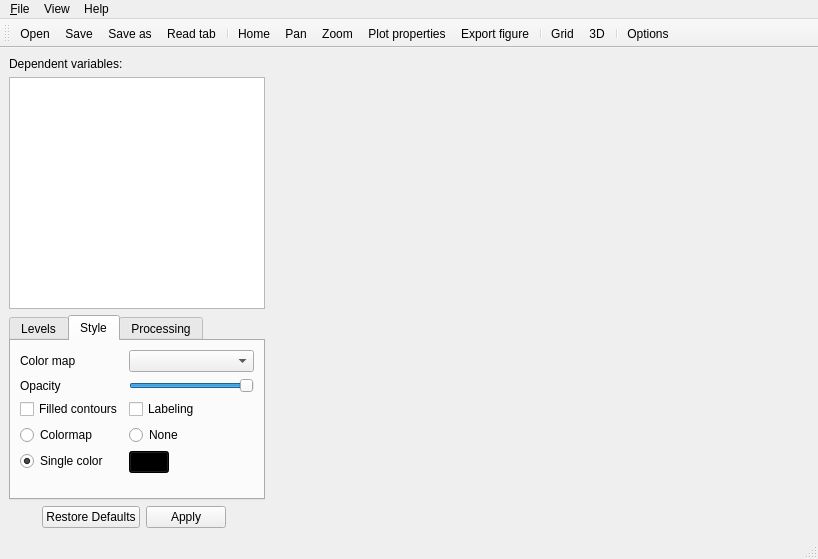
Before: the Qt Designer form pywerami/ui/pywerami.ui in ondrolexa/pywerami, drawn with Qt 5.
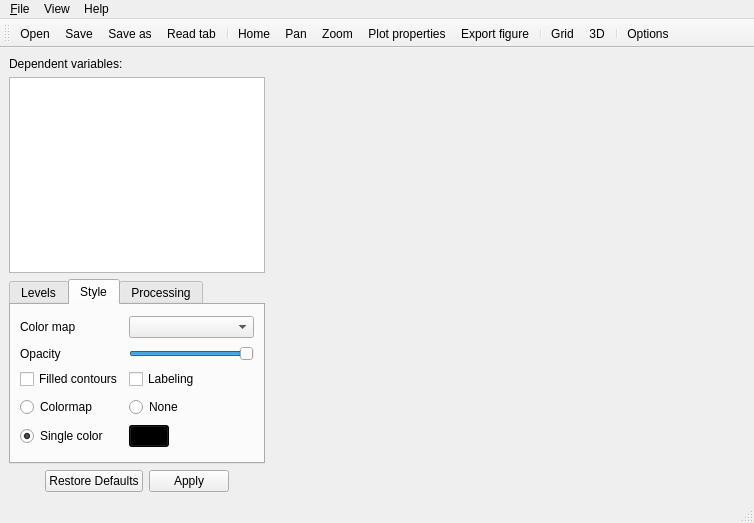
After: the same form once the commit is applied. The open tabs and pages were chosen to show the change. Icons and pictures are not drawn.

```diff
--- a/pywerami/ui/pywerami.ui
+++ b/pywerami/ui/pywerami.ui
@@ -6,8 +6,8 @@
    <rect>
     <x>0</x>
     <y>0</y>
-    <width>818</width>
-    <height>559</height>
+    <width>754</width>
+    <height>523</height>
    </rect>
   </property>
   <property name="windowTitle">
@@ -146,9 +146,18 @@
            <attribute name="title">
             <string>Style</string>
            </attribute>
-           <layout class="QFormLayout" name="formLayout_2">
-            <property name="fieldGrowthPolicy">
-             <enum>QFormLayout::AllNonFixedFieldsGrow</enum>
+           <layout class="QGridLayout" name="gridLayout_2">
+            <property name="leftMargin">
+             <number>9</number>
+            </property>
+            <property name="topMargin">
+             <number>9</number>
+            </property>
+            <property name="rightMargin">
+             <number>9</number>
+            </property>
+            <property name="bottomMargin">
+             <number>9</number>
             </property>
             <item row="0" column="0">
              <widget class="QLabel" name="label">
@@ -194,6 +203,13 @@
               </property>
              </widget>
             </item>
+            <item row="2" column="1">
+             <widget class="QCheckBox" name="contlabel">
+              <property name="text">
+               <string>Labeling</string>
+              </property>
+             </widget>
+            </item>
             <item row="3" column="0">
              <widget class="QRadioButton" name="contcheckmap">
               <property name="text">
@@ -243,13 +259,6 @@
               </property>
              </widget>
             </item>
-            <item row="2" column="1">
-             <widget class="QCheckBox" name="contlabel">
-              <property name="text">
-               <string>Labeling</string>
-              </property>
-             </widget>
-            </item>
            </layout>
           </widget>
           <widget class="QWidget" name="processtab">
@@ -347,7 +356,7 @@
           </widget>
          </widget>
         </item>
-        <item>
+        <item alignment="Qt::AlignHCenter|Qt::AlignVCenter">
          <widget class="QDialogButtonBox" name="buttonBox">
           <property name="sizePolicy">
            <sizepolicy hsizetype="Fixed" vsizetype="Preferred">
@@ -408,8 +417,8 @@
     <rect>
      <x>0</x>
      <y>0</y>
-     <width>818</width>
-     <height>23</height>
+     <width>754</width>
+     <height>19</height>
     </rect>
    </property>
    <widget class="QMenu" name="menu_File">
```
Left out of the diff: 34 changed lines with no effect on the pictures.
